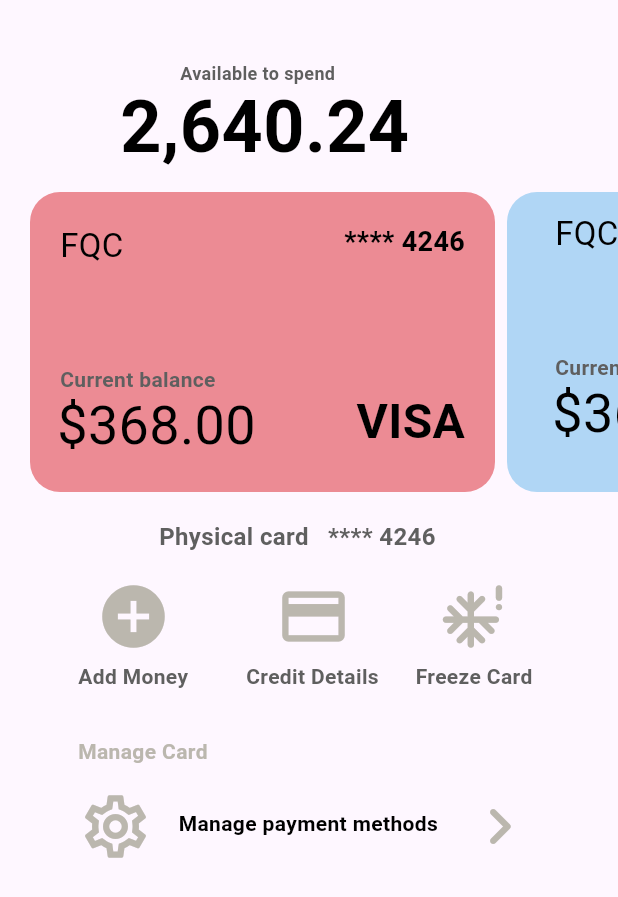
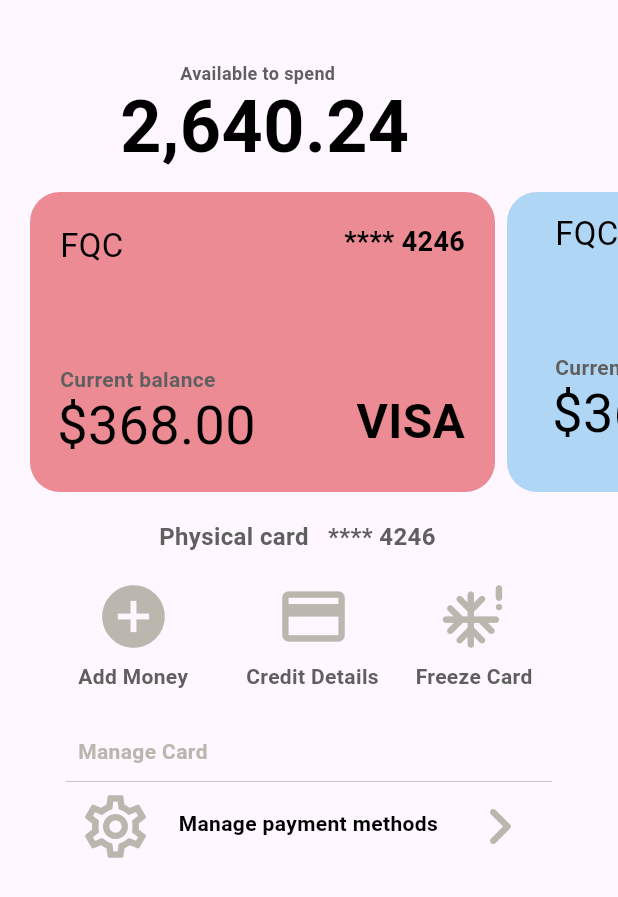
Before and after one commit to Khurram56/Flutter-Banking-App, a Flutter app: the CardPage widget shown alone on an empty page, opened directly, on a phone screen of 412 x 824 dp. Shown: the top 897 px of the screen. Run offline on Flutter 3.47's test engine with Material 3 defaults, Android fonts, the phone set to English and light mode, and no system bars.

Commit message:
Update main.dart

```diff
--- a/lib/main.dart
+++ b/lib/main.dart
@@ -75,7 +75,7 @@ class _MyHomePageState extends State<MyHomePage> {
                       width: double.infinity,
                       height: 200,
                       decoration: BoxDecoration(
-                        color: Color.fromARGB(248, 245, 201, 107),
+                        color:const Color.fromARGB(248, 245, 201, 107),
                         borderRadius: BorderRadius.circular(20),
                       ),
                       margin: const EdgeInsets.all(5),
@@ -716,6 +716,14 @@ class CardPage extends StatelessWidget {
                 ),
               ),
             ),
+             Positioned(
+              top: 185,
+              left: 10,
+              right: 10,
+              child: CustomPaint(
+                painter: LinePainter(),
+              ),
+            ),
             const Positioned(
               left: 18,
               top: 190,
@@ -751,3 +759,22 @@ class CardPage extends StatelessWidget {
     );
   }
 }
+
+class LinePainter extends CustomPainter {
+  @override
+  void paint(Canvas canvas, Size size) {
+    final paint = Paint()
+      ..color =const Color.fromARGB(248, 185, 181, 172)// Change color as needed
+      ..strokeWidth = 0.5;
+
+    const start =Offset(0, 0); // Change start point as needed
+    final end = Offset(size.width, 0); // Change end point as needed
+
+    canvas.drawLine(start, end, paint);
+  }
+
+  @override
+  bool shouldRepaint(CustomPainter oldDelegate) {
+    return false;
+  }
+}
```
